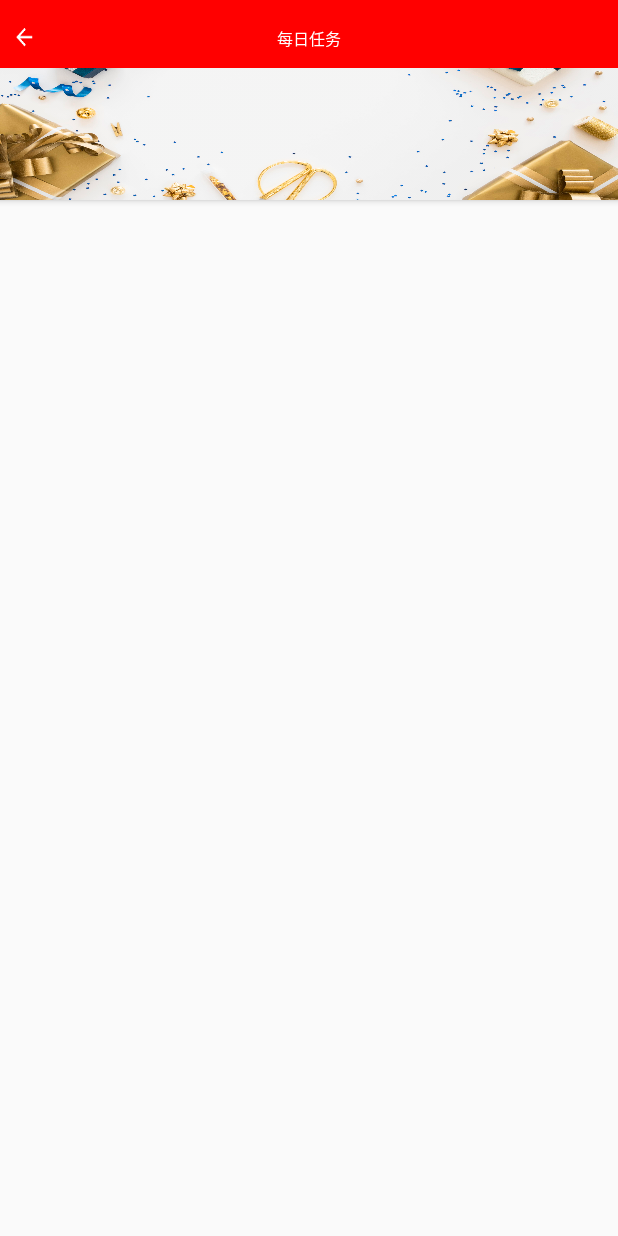
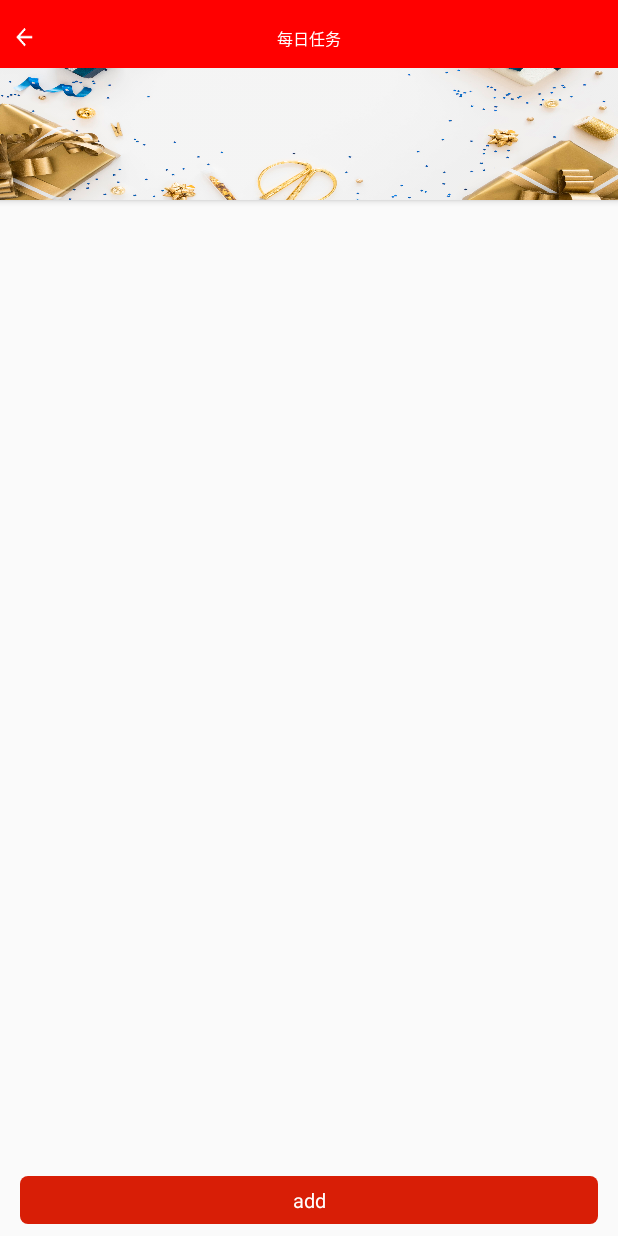
Before and after one commit to 13350910252/GoodLuck, an Android app: the DayTaskActivity screen opened directly, with no data from a screen before it, on a phone screen of 412 x 824 dp. Run offline under Robolectric (Android 15) with nearby library versions, the phone set to English and light mode, and no system bars; libraries missing offline, so code that uses them is left out: cn.bmob.v3, com.tencent.bugly, org.xutils, org.xutils.x; pictures from the network do not load.

Commit message:
调整每日任务页面

```diff
--- a/app/src/main/java/com/example/goodluck/modeule/study/photo/adapter/TakePhotoAdapter.java
+++ b/app/src/main/java/com/example/goodluck/modeule/study/photo/adapter/TakePhotoAdapter.java
@@ -42,7 +42,6 @@ public class TakePhotoAdapter extends RecyclerView.Adapter<TakePhotoAdapter.Take
         AdapterItakePhotoBinding binding = AdapterItakePhotoBinding.inflate(LayoutInflater.from(parent.getContext()));
         return new TakePhotoViewHoloder(binding);
     }
-
     @Override
     public void onBindViewHolder(@NonNull final TakePhotoViewHoloder holder, final int position) {
         holder.iv_show_picture.setBackgroundResource(0);
--- a/app/src/main/java/com/example/goodluck/modeule/tools/task/activity/DayTaskActivity.java
+++ b/app/src/main/java/com/example/goodluck/modeule/tools/task/activity/DayTaskActivity.java
@@ -1,11 +1,19 @@
 package com.example.goodluck.modeule.tools.task.activity;
 
+import android.app.Activity;
+import android.content.Context;
 import android.content.Intent;
+import android.graphics.Rect;
+import android.graphics.drawable.Drawable;
+import android.os.Build;
 import android.os.Bundle;
+import android.os.Environment;
 import android.os.Handler;
 import android.util.Log;
 import android.view.View;
+import android.view.Window;
 
+import androidx.core.content.ContextCompat;
 import androidx.recyclerview.widget.GridLayoutManager;
 import androidx.recyclerview.widget.RecyclerView;
 
@@ -15,14 +23,20 @@ import com.example.goodluck.databinding.ActivityDayTaskBinding;
 import com.example.goodluck.modeule.tools.task.adapter.DayTasKAdapter;
 import com.example.goodluck.modeule.tools.task.entity.TaskEntity;
 import com.example.goodluck.modeule.tools.task.mvp.TaskCVIew;
+import com.example.goodluck.utils.AppUtils;
 import com.example.goodluck.utils.Constant;
 import com.example.goodluck.utils.GreenDaoUtils;
 import com.example.goodluck.utils.StatusBarUtil;
 import com.example.goodluck.utils.ThreadPool;
 import com.google.android.material.appbar.AppBarLayout;
 
+import java.io.File;
+import java.io.FileInputStream;
+import java.lang.reflect.Field;
+import java.lang.reflect.Method;
 import java.util.ArrayList;
 import java.util.List;
+import java.util.Properties;
 
 public class DayTaskActivity extends AppBaseActivity<ActivityDayTaskBinding> implements TaskCVIew {
     List<TaskEntity> mList = new ArrayList<>();
@@ -41,6 +55,7 @@ public class DayTaskActivity extends AppBaseActivity<ActivityDayTaskBinding> imp
         binding.headerLayout.headerCenterTitle.setText(R.string.day_task);
         binding.tvAddDayTask.setOnClickListener(this);
         initRecycleView();
+        binding.headerLayout.viewStatus.setBackgroundColor(ContextCompat.getColor(mContext,R.color.red));
         initLayout();
     }
 
@@ -61,9 +76,16 @@ public class DayTaskActivity extends AppBaseActivity<ActivityDayTaskBinding> imp
         GridLayoutManager gridLayoutManager = new GridLayoutManager(this, 2);
         gridLayoutManager.setOrientation(RecyclerView.VERTICAL);
         binding.rvList.setLayoutManager(gridLayoutManager);
+        /**
+         * 设置间距
+         */
+        int screenWidth = (int) AppUtils.getWidthPixels(mContext); //屏幕宽度
+        int itemWidth = (int) AppUtils.dpToPx(mContext, 180); //每个item的宽度
+        binding.rvList.addItemDecoration(new SpaceItemDecoration(mContext, itemWidth));
 
         adapter = new DayTasKAdapter(mList);
         binding.rvList.setAdapter(adapter);
+
     }
 
     @Override
@@ -85,41 +107,62 @@ public class DayTaskActivity extends AppBaseActivity<ActivityDayTaskBinding> imp
     int d = 0;
 
     public void initLayout() {
-        binding.mCollapsingToolbarLayout.post(new Runnable() {
-            @Override
-            public void run() {
-                binding.appbar.addOnOffsetChangedListener(new AppBarLayout.OnOffsetChangedListener() {
-                    @Override
-                    public void onOffsetChanged(AppBarLayout appBarLayout, int verticalOffset) {
+        binding.mCollapsingToolbarLayout.post(() -> binding.appbar.addOnOffsetChangedListener((appBarLayout, verticalOffset) -> {
             if (d == 0) {
                 d = binding.mCollapsingToolbarLayout.getMeasuredHeight() - binding.headerLayout.getRoot().getHeight();
             }
             if (yOff <= 0) {
                 yOff = binding.mCollapsingToolbarLayout.getMeasuredHeight() - binding.headerLayout.getRoot().getHeight();
             }
+
             Log.d(TAG, "verticalOffset: " + verticalOffset);
             float rate = Math.abs(verticalOffset * 1f / yOff);
             Log.d(TAG, "onOffsetChanged: " + rate * 255);
             Log.d(TAG, "rate: " + rate);
-                        binding.headerLayout.getRoot().getBackground().setAlpha((int) (rate * 255));
+            binding.headerLayout.getRoot().getBackground().setAlpha((int) ((1 - rate) * 255));
+            binding.headerLayout.viewStatus.getBackground().setAlpha((int) (rate * 255));
             if (Math.abs(verticalOffset) >= yOff) {
                 Log.d(TAG, "onOffsetChanged: ");
-                            binding.headerLayout.getRoot().getBackground().setAlpha(255);
+                binding.headerLayout.getRoot().getBackground().setAlpha(0);
+                binding.headerLayout.viewStatus.getBackground().setAlpha(255);
             }
-                    }
-                });
-            }
-        });
+        }));
     }
 
     @Override
     protected void onActivityResult(int requestCode, int resultCode, Intent data) {
         super.onActivityResult(requestCode, resultCode, data);
-        if (Constant.DayTaskActivityCode.REQUEST_CODE == requestCode){
+        if (Constant.DayTaskActivityCode.REQUEST_CODE == requestCode) {
             List<TaskEntity> list = GreenDaoUtils.getInstance(mContext).querySQLiteForSize(TaskEntity.class, 0);
             mList.clear();
             mList.addAll(list);
             adapter.notifyDataSetChanged();
         }
     }
+
+    public class SpaceItemDecoration extends RecyclerView.ItemDecoration {
+        private int space;  //位移间距
+        private Context context;
+
+        public SpaceItemDecoration(Context context, int space) {
+            this.space = space;
+            this.context = context;
         }
+
+        @Override
+        public void getItemOffsets(Rect outRect, View view, RecyclerView parent, RecyclerView.State state) {
+            if (parent.getChildAdapterPosition(view) % 2 == 1) {
+                outRect.left = (int) AppUtils.dpToPx(context, 10);
+                outRect.right = (int) AppUtils.dpToPx(context, 20);
+                outRect.top = (int) AppUtils.dpToPx(context, 12);
+            } else {
+                outRect.left = (int) AppUtils.dpToPx(context, 20);
+                outRect.right = (int) AppUtils.dpToPx(context, 10);
+                outRect.top = (int) AppUtils.dpToPx(context, 12);
+            }
+        }
+
+    }
+
+
+}
--- a/app/src/main/res/layout/activity_day_task.xml
+++ b/app/src/main/res/layout/activity_day_task.xml
@@ -6,6 +6,7 @@
 
     <androidx.coordinatorlayout.widget.CoordinatorLayout
         android:id="@+id/cl_layout"
+        android:layout_above="@+id/tv_add_day_task"
         android:layout_width="match_parent"
         android:layout_height="wrap_content">
 
@@ -24,8 +25,8 @@
                 <ImageView
                     android:layout_width="wrap_content"
                     android:layout_height="@dimen/dp200"
+                    android:background="@drawable/horizontal_one"
                     android:scaleType="centerCrop"
-                    android:background="@drawable/horizontal_one"
                     app:layout_collapseMode="parallax" />
             </com.google.android.material.appbar.CollapsingToolbarLayout>
         </com.google.android.material.appbar.AppBarLayout>
@@ -38,8 +39,16 @@
             <androidx.recyclerview.widget.RecyclerView
                 android:id="@+id/rv_list"
                 android:layout_width="match_parent"
-                android:layout_height="match_parent"
-                android:layout_above="@+id/tv_add_day_task" />
+                android:layout_height="match_parent" />
+        </RelativeLayout>
+    </androidx.coordinatorlayout.widget.CoordinatorLayout>
+
+    <include
+        android:id="@+id/header_layout"
+        layout="@layout/layout_header"
+        android:visibility="visible"
+        app:contentInsetStart="0dp"
+        app:layout_collapseMode="none" />
 
     <TextView
         android:id="@+id/tv_add_day_task"
@@ -47,21 +56,13 @@
         android:layout_height="48dp"
         android:layout_alignParentBottom="true"
         android:layout_gravity="center"
-                android:layout_marginStart="24dp"
-                android:layout_marginTop="12dp"
-                android:layout_marginEnd="24dp"
+        android:layout_marginStart="@dimen/dp20"
+        android:layout_marginEnd="@dimen/dp20"
         android:layout_marginBottom="12dp"
+        android:layout_marginTop="@dimen/dp12"
         android:background="@drawable/selector_btn_red_radius8_bg"
         android:gravity="center"
         android:text="add"
         android:textColor="@color/white"
         android:textSize="20sp" />
 </RelativeLayout>
-    </androidx.coordinatorlayout.widget.CoordinatorLayout>
-    <include
-        app:layout_collapseMode="none"
-        android:id="@+id/header_layout"
-        layout="@layout/layout_header"
-        app:contentInsetStart="0dp"
-        android:visibility="visible" />
-</RelativeLayout>
--- a/app/src/main/res/values/dimn.xml
+++ b/app/src/main/res/values/dimn.xml
@@ -21,6 +21,7 @@
     <dimen name="dp80">80dp</dimen>
     <dimen name="dp100">100dp</dimen>
     <dimen name="dp120">120dp</dimen>
+    <dimen name="dp180">180dp</dimen>
     <dimen name="dp200">200dp</dimen>
     <dimen name="dp220">220dp</dimen>
 
--- a/gradle.properties
+++ b/gradle.properties
@@ -6,7 +6,7 @@
 # http://www.gradle.org/docs/current/userguide/build_environment.html
 # Specifies the JVM arguments used for the daemon process.
 # The setting is particularly useful for tweaking memory settings.
-org.gradle.jvmargs=-Xmx1536m
+org.gradle.jvmargs=-Xmx1000m
 # When configured, Gradle will run in incubating parallel mode.
 # This option should only be used with decoupled projects. More details, visit
 # http://www.gradle.org/docs/current/userguide/multi_project_builds.html#sec:decoupled_projects
```
Also changed, not shown: app/src/main/java/com/example/goodluck/database/TaskEntityDao.java (+16 -8 lines), app/src/main/java/com/example/goodluck/modeule/tools/task/entity/TaskEntity.java (+9 -9 lines), app/src/main/java/com/example/goodluck/utils/AppUtils.java (+77 -0 lines), app/src/main/res/layout/item_day_task.xml (+14 -9 lines), app/src/main/res/layout/layout_header2.xml (added, +96 -0 lines). Lines whose indentation alone changed are shown as unchanged.
